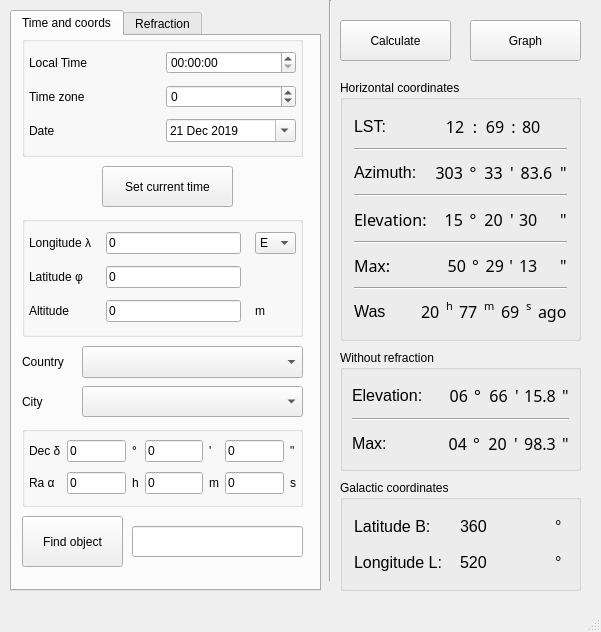
Before: the Qt Designer form GUI/mainwindow.ui in IamNotProgrammer/Star-height, drawn with Qt 5.
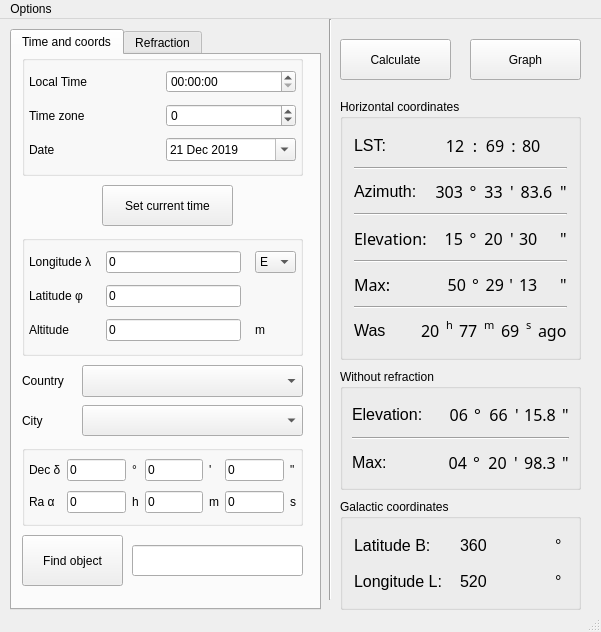
After: the same form once the commit is applied. Icons and pictures are not drawn.

The edit to the form file:
```diff
--- a/GUI/mainwindow.ui
+++ b/GUI/mainwindow.ui
@@ -2175,6 +2175,13 @@
      <height>22</height>
     </rect>
    </property>
+   <widget class="QMenu" name="menuOptions">
+    <property name="title">
+     <string>Options</string>
+    </property>
+    <addaction name="actionAdd_observatory"/>
+   </widget>
+   <addaction name="menuOptions"/>
   </widget>
   <widget class="QStatusBar" name="statusBar"/>
  </widget>
```
Left out of the diff: 7 changed lines with no effect on the pictures.
